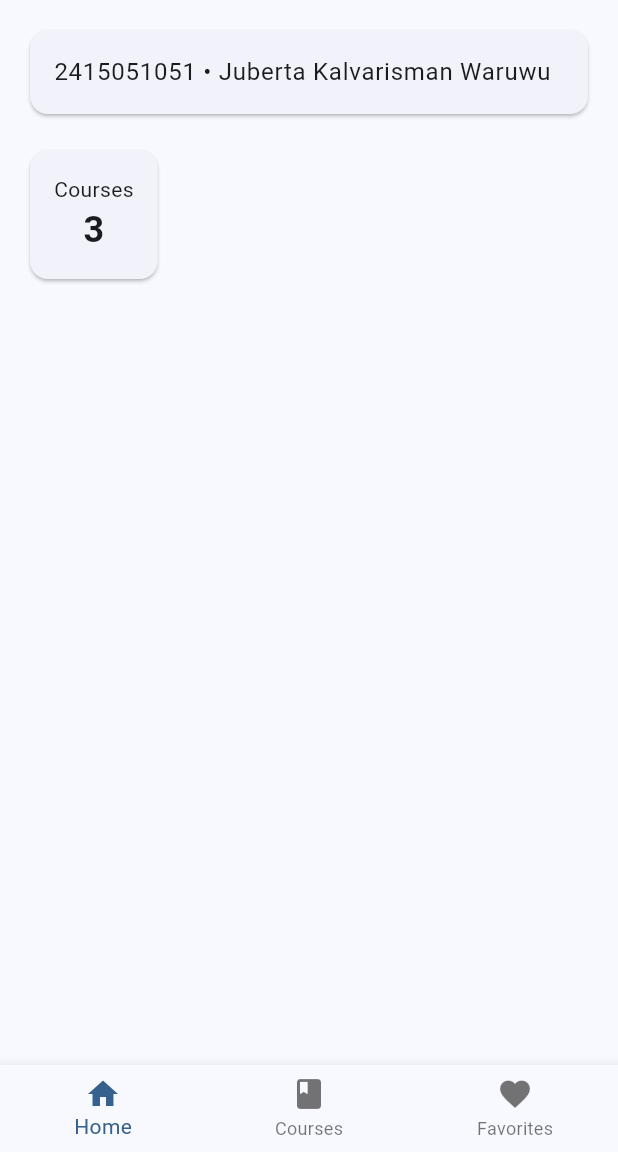
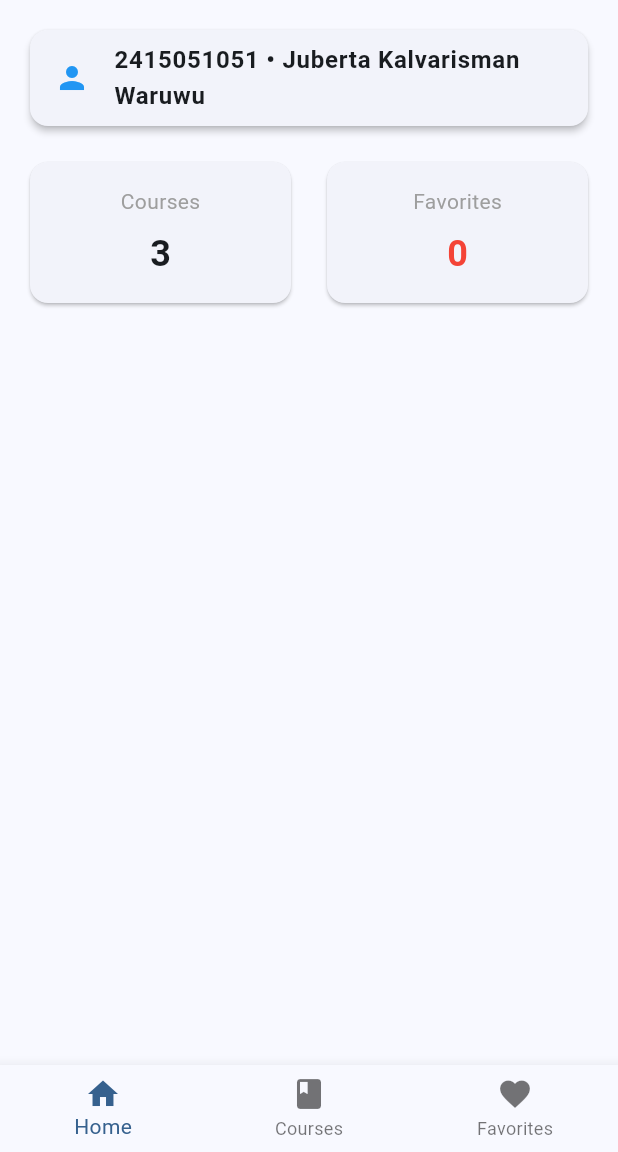
Before and after one commit to jubkalll/mobile-praktikum, a Flutter app: the screen it shows after launch, on a phone screen of 412 x 824 dp, the part 84-1236 px from its top. Run offline on Flutter 3.47's test engine with Material 3 defaults, Android fonts, the phone set to English and light mode, and no system bars.

Commit message:
Integrasikan Course Explorer v2 dengan Provider dan architecture

```diff
--- a/lib/providers/course_provider.dart
+++ b/lib/providers/course_provider.dart
@@ -7,6 +7,7 @@ class CourseProvider extends ChangeNotifier {
 
   List<Course> _courses = [];
   bool _isLoading = false;
+  String? _error;
 
   CourseProvider(this._repository) {
     loadCourses();
@@ -14,17 +15,23 @@ class CourseProvider extends ChangeNotifier {
 
   List<Course> get courses => _courses;
   bool get isLoading => _isLoading;
+  String? get error => _error;
 
   int get favoriteCount => _courses.where((c) => c.isFavorite).length;
 
   Future<void> loadCourses() async {
     _isLoading = true;
+    _error = null;
     notifyListeners();
 
-    _courses = await _repository.getCourses();
-
-    _isLoading = false;
-    notifyListeners();
+    try {
+      _courses = await _repository.getCourses();
+    } catch (e) {
+      _error = e.toString();
+    } finally {
+      _isLoading = false;
+      notifyListeners();
+    }
   }
 
   void toggleFavorite(String code) {
--- a/lib/views/home_page.dart
+++ b/lib/views/home_page.dart
@@ -21,22 +21,31 @@ class HomePage extends StatelessWidget {
           crossAxisAlignment: CrossAxisAlignment.start,
           children: [
             Card(
+              elevation: 2,
               child: ListTile(
-                title: Text('$studentId • $studentName'),
+                leading: const Icon(Icons.person, color: Colors.blue),
+                title: Text(
+                  '$studentId • $studentName',
+                  style: const TextStyle(fontWeight: FontWeight.bold),
+                ),
               ),
             ),
             const SizedBox(height: 16),
-            Card(
+            Row(
+              children: [
+                Expanded(
+                  child: Card(
                     child: Padding(
                       padding: const EdgeInsets.all(16.0),
                       child: Column(
                         children: [
-                    const Text('Courses'),
+                          const Text('Courses', style: TextStyle(color: Colors.grey)),
+                          const SizedBox(height: 8),
                           Selector<CourseProvider, int>(
                             selector: (context, provider) => provider.courses.length,
-                      builder: (context, totalCourses, child) {
+                            builder: (context, total, child) {
                               return Text(
-                          '$totalCourses',
+                                '$total',
                                 style: const TextStyle(
                                   fontSize: 24,
                                   fontWeight: FontWeight.bold,
@@ -48,6 +57,36 @@ class HomePage extends StatelessWidget {
                       ),
                     ),
                   ),
+                ),
+                const SizedBox(width: 16),
+                Expanded(
+                  child: Card(
+                    child: Padding(
+                      padding: const EdgeInsets.all(16.0),
+                      child: Column(
+                        children: [
+                          const Text('Favorites', style: TextStyle(color: Colors.grey)),
+                          const SizedBox(height: 8),
+                          Selector<CourseProvider, int>(
+                            selector: (context, provider) => provider.favoriteCount,
+                            builder: (context, favorites, child) {
+                              return Text(
+                                '$favorites',
+                                style: const TextStyle(
+                                  fontSize: 24,
+                                  fontWeight: FontWeight.bold,
+                                  color: Colors.red,
+                                ),
+                              );
+                            },
+                          ),
+                        ],
+                      ),
+                    ),
+                  ),
+                ),
+              ],
+            ),
           ],
         ),
       ),
```
Lines whose indentation alone changed are shown as unchanged.
